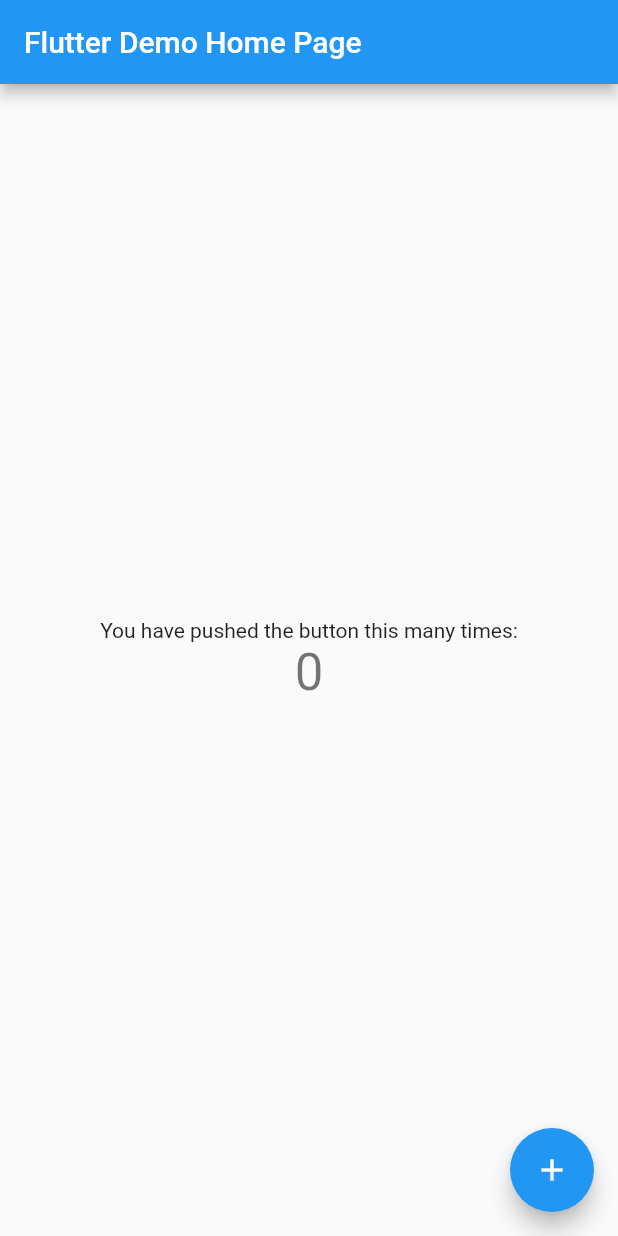
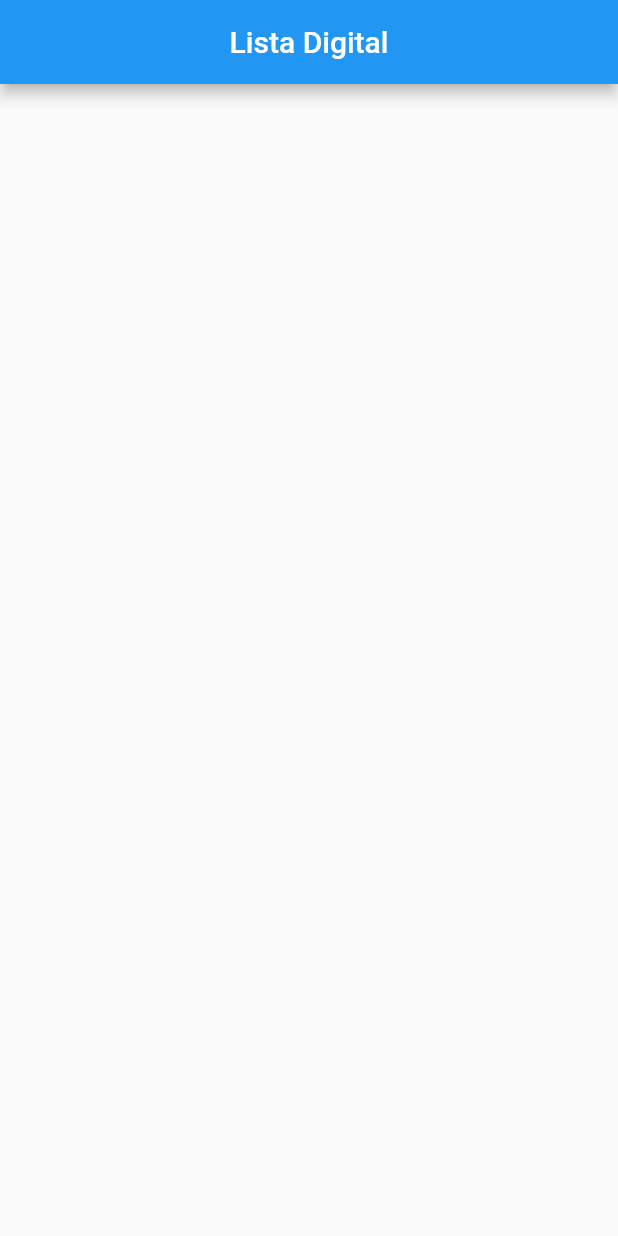
Before and after one commit to ailtoncunhasilva/lista-digital-flutter, a Flutter app: the screen it shows after launch, on a phone screen of 412 x 824 dp. Run offline on Flutter 3.47's test engine with Material 2 defaults, Android fonts, the phone set to English and light mode, and no system bars.

Commit message:
second commit

```diff
--- a/lib/main.dart
+++ b/lib/main.dart
@@ -3,109 +3,32 @@ import 'package:flutter/material.dart';
 void main() => runApp(MyApp());
 
 class MyApp extends StatelessWidget {
-  // This widget is the root of your application.
   @override
   Widget build(BuildContext context) {
     return MaterialApp(
-      title: 'Flutter Demo',
+      title: 'Flutter Lista Digital',
       theme: ThemeData(
-        // This is the theme of your application.
-        //
-        // Try running your application with "flutter run". You'll see the
-        // application has a blue toolbar. Then, without quitting the app, try
-        // changing the primarySwatch below to Colors.green and then invoke
-        // "hot reload" (press "r" in the console where you ran "flutter run",
-        // or simply save your changes to "hot reload" in a Flutter IDE).
-        // Notice that the counter didn't reset back to zero; the application
-        // is not restarted.
         primarySwatch: Colors.blue,
       ),
-      home: MyHomePage(title: 'Flutter Demo Home Page'),
+      home: MyHomePage(),
+      debugShowCheckedModeBanner: false,
     );
   }
 }
 
 class MyHomePage extends StatefulWidget {
-  MyHomePage({Key key, this.title}) : super(key: key);
-
-  // This widget is the home page of your application. It is stateful, meaning
-  // that it has a State object (defined below) that contains fields that affect
-  // how it looks.
-
-  // This class is the configuration for the state. It holds the values (in this
-  // case the title) provided by the parent (in this case the App widget) and
-  // used by the build method of the State. Fields in a Widget subclass are
-  // always marked "final".
-
-  final String title;
-
   @override
   _MyHomePageState createState() => _MyHomePageState();
 }
 
 class _MyHomePageState extends State<MyHomePage> {
-  int _counter = 0;
-
-  void _incrementCounter() {
-    setState(() {
-      // This call to setState tells the Flutter framework that something has
-      // changed in this State, which causes it to rerun the build method below
-      // so that the display can reflect the updated values. If we changed
-      // _counter without calling setState(), then the build method would not be
-      // called again, and so nothing would appear to happen.
-      _counter++;
-    });
-  }
-
   @override
   Widget build(BuildContext context) {
-    // This method is rerun every time setState is called, for instance as done
-    // by the _incrementCounter method above.
-    //
-    // The Flutter framework has been optimized to make rerunning build methods
-    // fast, so that you can just rebuild anything that needs updating rather
-    // than having to individually change instances of widgets.
     return Scaffold(
       appBar: AppBar(
-        // Here we take the value from the MyHomePage object that was created by
-        // the App.build method, and use it to set our appbar title.
-        title: Text(widget.title),
+        title: Text('Lista Digital'),
+        centerTitle: true
       ),
-      body: Center(
-        // Center is a layout widget. It takes a single child and positions it
-        // in the middle of the parent.
-        child: Column(
-          // Column is also a layout widget. It takes a list of children and
-          // arranges them vertically. By default, it sizes itself to fit its
-          // children horizontally, and tries to be as tall as its parent.
-          //
-          // Invoke "debug painting" (press "p" in the console, choose the
-          // "Toggle Debug Paint" action from the Flutter Inspector in Android
-          // Studio, or the "Toggle Debug Paint" command in Visual Studio Code)
-          // to see the wireframe for each widget.
-          //
-          // Column has various properties to control how it sizes itself and
-          // how it positions its children. Here we use mainAxisAlignment to
-          // center the children vertically; the main axis here is the vertical
-          // axis because Columns are vertical (the cross axis would be
-          // horizontal).
-          mainAxisAlignment: MainAxisAlignment.center,
-          children: <Widget>[
-            Text(
-              'You have pushed the button this many times:',
-            ),
-            Text(
-              '$_counter',
-              style: Theme.of(context).textTheme.display1,
-            ),
-          ],
-        ),
-      ),
-      floatingActionButton: FloatingActionButton(
-        onPressed: _incrementCounter,
-        tooltip: 'Increment',
-        child: Icon(Icons.add),
-      ), // This trailing comma makes auto-formatting nicer for build methods.
     );
   }
 }
```
